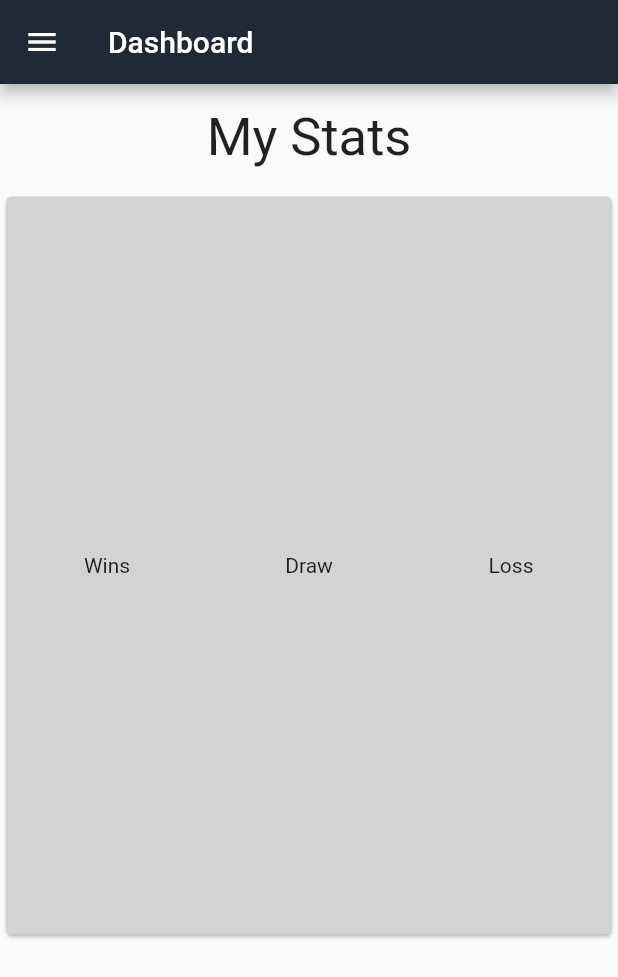
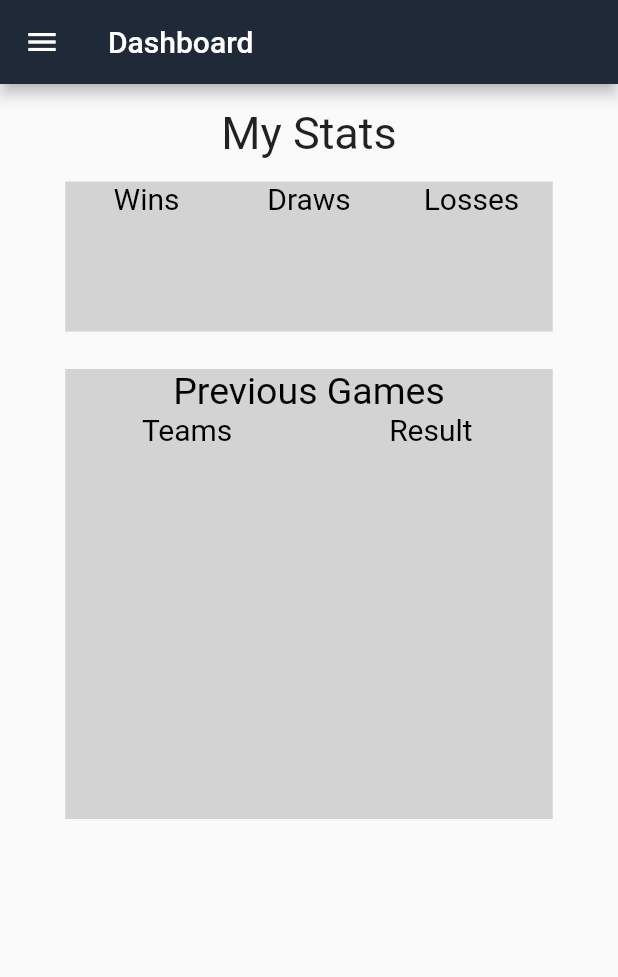
Before and after one commit to jonathandieu/hbchess-mobile, a Flutter app: the Dashboard screen opened by its route, on a phone screen of 412 x 824 dp. Shown: the top 977 px of the screen. Run offline on Flutter 3.47's test engine with Material 2 defaults, Android fonts, the phone set to English and light mode, and no system bars; our stand-ins replace flutter_secure_storage, jwt_decoder; accounts and stored records are empty.

Commit message:
basic dashboard layout

```diff
--- a/lib/screens/dashboard.dart
+++ b/lib/screens/dashboard.dart
@@ -47,44 +47,84 @@ class _DashboardState extends State<Dashboard> {
 
           // This is the main item to edit for dashboard
           body: Center(
-            child: Column(
-              children: <Widget>[
-                // 1st item
+            // Center is a layout widget. It takes a single child and positions it
+            // in the middle of the parent.
+            child: Column(children: <Widget>[
               const Padding(
                 padding: EdgeInsets.all(15),
                 child: Text(
                   'My Stats',
-                    style: TextStyle(fontSize: 35),
-                    textAlign: TextAlign.center,
+                  style: TextStyle(fontSize: 30),
                 ),
               ),
               ConstrainedBox(
                 constraints: const BoxConstraints(
-                    minHeight: 500,
-                    maxWidth: 500,
-                    //width: 500,
+                  minHeight: 100,
+                  maxWidth: 325,
                 ),
-                  child: Card(
-                    color: const Color.fromARGB(255, 211, 211, 211),
-                    child: Row(
+                child: Container(
+                  color:
+                      const Color.fromARGB(255, 211, 211, 211), // color of box
+                  child: Column(
+                    children: [
+                      Row(
                         children: const <Widget>[
                           Expanded(
-                          child: Text('Wins', textAlign: TextAlign.center),
+                            child: Text('Wins',
+                                style: TextStyle(
+                                    color: Colors.black, fontSize: 20),
+                                textAlign: TextAlign.center),
                           ),
-                        // Team
                           Expanded(
-                          child: Text('Draw', textAlign: TextAlign.center),
+                            child: Text('Draws',
+                                style: TextStyle(
+                                    color: Colors.black, fontSize: 20),
+                                textAlign: TextAlign.center),
                           ),
-                        // Rank
                           Expanded(
-                          child: Text('Loss', textAlign: TextAlign.center),
+                            child: Text('Losses',
+                                style: TextStyle(
+                                    color: Colors.black, fontSize: 20),
+                                textAlign: TextAlign.center),
+                          ),
+                        ],
                       ),
                     ],
                   ),
                 ),
               ),
+              const SizedBox(height: 25),
+              ConstrainedBox(
+                constraints: const BoxConstraints(
+                  minHeight: 300,
+                  maxWidth: 325,
+                ),
+                child: Container(
+                  color:
+                      const Color.fromARGB(255, 211, 211, 211), // color of box
+                  child: Column(children: [
+                    const Text('Previous Games',
+                        style: TextStyle(color: Colors.black, fontSize: 25)),
+                    Row(
+                      children: const <Widget>[
+                        Expanded(
+                          child: Text('Teams',
+                              style:
+                                  TextStyle(color: Colors.black, fontSize: 20),
+                              textAlign: TextAlign.center),
+                        ),
+                        Expanded(
+                          child: Text('Result',
+                              style:
+                                  TextStyle(color: Colors.black, fontSize: 20),
+                              textAlign: TextAlign.center),
+                        ),
                       ],
                     ),
+                  ]),
+                ),
+              ),
+            ]),
           ),
         ),
       ],
```
Lines whose indentation alone changed are shown as unchanged.
